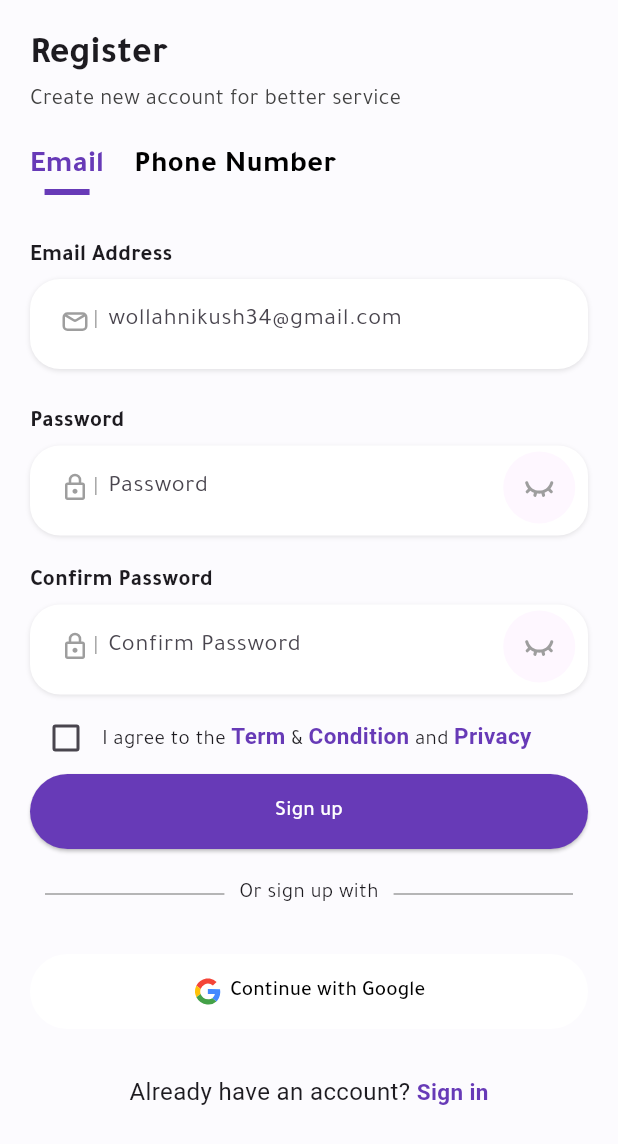
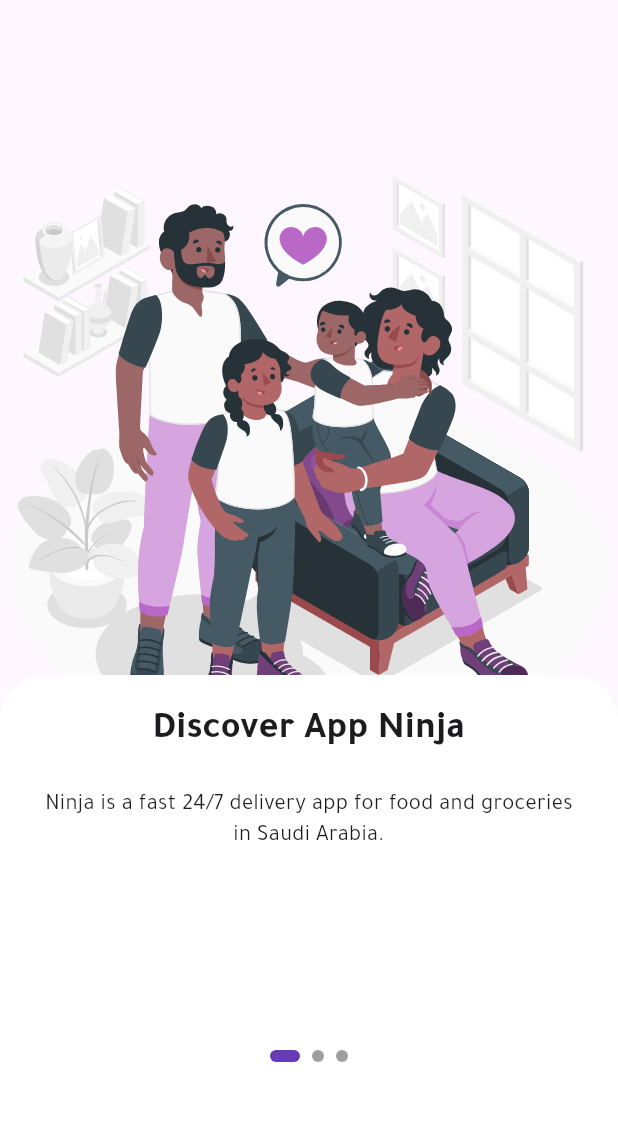
Before and after one commit to sajjadleith/dummy-project, a Flutter app: the screen it shows after launch, on a phone screen of 412 x 824 dp. Shown: the top 1144 px of the screen. Run offline on Flutter 3.47's test engine with Material 3 defaults, Android fonts, the light colour scheme and no system bars; our stand-ins replace flutter_svg, shared_preferences.

Commit message:
making onBoarding

```diff
--- /dev/null
+++ b/devtools_options.yaml
@@ -0,0 +1,3 @@
+description: This file stores settings for Dart & Flutter DevTools.
+documentation: https://docs.flutter.dev/tools/devtools/extensions#configure-extension-enablement-states
+extensions:
--- a/lib/core/app-constain.dart
+++ b/lib/core/app-constain.dart
@@ -6,7 +6,13 @@
   static String env4 = "assests/images/env4.jpeg";
   static String env5 = "assests/images/env5.jpg";
   static List imgs = [env1, env2, env3, env4, env5];
-  static List quotes = ["Hello Ali Sabbar sldjfldsjflj", "What's good brother dsfsjfljsdf", "Something to say weeeeeeeeeeeeeeee", "How long please to send this message", "Finally finished the quote wooooo yeaaaaah"];
+  static List quotes = [
+    "Hello Ali Sabbar sldjfldsjflj",
+    "What's good brother dsfsjfljsdf",
+    "Something to say weeeeeeeeeeeeeeee",
+    "How long please to send this message",
+    "Finally finished the quote wooooo yeaaaaah",
+  ];
   static String play = "assests/images/play.svg";
   static String home = "assests/images/home.svg";
   static String cal = "assests/images/calender.svg";
@@ -28,4 +34,7 @@
   static String lock = "assests/images/lock.svg";
   static String google = "assests/images/google.svg";
   static String dontShow = "assests/images/dontShow.svg";
+  static String onbording1 = "assests/images/onbording_img.svg";
+  static String onbording2 = "assests/images/onbording_img2.svg";
+  static String onbording3 = "assests/images/onbording_img3.svg";
 }
--- a/lib/main.dart
+++ b/lib/main.dart
@@ -2,9 +2,11 @@
 import 'package:music_app/screens/chat_screen.dart';
 import 'package:music_app/screens/dummy_screen.dart';
 import 'package:music_app/screens/home_screen.dart';
+import 'package:music_app/screens/onbording_screen.dart';
 import 'package:music_app/screens/register_screen.dart';
 import 'package:music_app/screens/profile_screen.dart';
 import 'core/widgets/custom_navBar.dart';
+import 'package:shared_preferences/shared_preferences.dart';
 
 void main() {
   runApp(const MyApp());
@@ -19,7 +21,12 @@
 
 class _MyAppState extends State<MyApp> {
   // This widget is the root of your application.
-  List<Widget> screens = [HomeScreen(), DummyScreen(), ChatScreen(), ProfileScreen()];
+  List<Widget> screens = [
+    HomeScreen(),
+    DummyScreen(),
+    ChatScreen(),
+    ProfileScreen(),
+  ];
   int currentIndex = 0;
   onChange(int index) {
     setState(() {
@@ -44,7 +51,8 @@
       //     onChange: onChange,
       //   ),
       // ),
-      home: RegisterScreen(),
+      // home: RegisterScreen(),
+      home: OnbordingScreen(),
     );
   }
 }
--- /dev/null
+++ b/lib/models/gros_model.dart
@@ -0,0 +1,7 @@
+class GrosModel {
+  final String image;
+  final String title;
+  final String desc;
+
+  GrosModel({required this.image, required this.title, required this.desc});
+}
--- a/lib/screens/login_screen.dart
+++ b/lib/screens/login_screen.dart
@@ -1,5 +1,6 @@
 import 'package:flutter/gestures.dart';
 import 'package:flutter/material.dart';
+import 'package:music_app/screens/register_screen.dart';
 import '../core/widgets/custome_email.dart';
 import '../core/widgets/cutome_button.dart';
 import '../core/widgets/cutome_button_google.dart';
@@ -36,12 +37,22 @@
   }
 
   @override
+  void dispose() {
+    // TODO: implement dispose
+    emailController.dispose();
+    phoneController.dispose();
+    passwordController.dispose();
+    super.dispose();
+  }
+
+  @override
   Widget build(BuildContext context) {
+    final w = MediaQuery.sizeOf(context).width;
     return Scaffold(
       backgroundColor: Color(0xffFCFBFE),
       body: SafeArea(
         child: SizedBox(
-          width: MediaQuery.sizeOf(context).width,
+          width: w,
           height: MediaQuery.sizeOf(context).height,
           child: SingleChildScrollView(
             padding: EdgeInsets.symmetric(horizontal: 20),
@@ -219,7 +230,12 @@
                             style: _textStyle(),
                             recognizer: TapGestureRecognizer()
                               ..onTap = () {
-                                Navigator.pop(context);
+                                Navigator.push(
+                                  context,
+                                  MaterialPageRoute(
+                                    builder: (context) => RegisterScreen(),
+                                  ),
+                                );
                               },
                           ),
                         ],
--- /dev/null
+++ b/lib/screens/onbording_screen.dart
@@ -0,0 +1,173 @@
+import 'package:flutter/material.dart';
+import 'package:flutter_svg/svg.dart';
+import 'package:music_app/core/app-constain.dart';
+import 'package:music_app/core/widgets/cutome_button.dart';
+import 'package:music_app/models/gros_model.dart';
+import 'package:music_app/screens/login_screen.dart';
+import 'package:shared_preferences/shared_preferences.dart';
+
+class OnbordingScreen extends StatefulWidget {
+  OnbordingScreen({Key? key}) : super(key: key);
+
+  @override
+  _OnbordingScreenState createState() => _OnbordingScreenState();
+}
+
+class _OnbordingScreenState extends State<OnbordingScreen> {
+  final PageController _pageController = PageController();
+
+  List<GrosModel> data = [
+    GrosModel(
+      image: AppConstain.onbording1,
+      title: "Discover App Ninja",
+      desc:
+          "Ninja is a fast 24/7 delivery app for food and groceries in Saudi Arabia.",
+    ),
+    GrosModel(
+      image: AppConstain.onbording2,
+      title: "Fast Delivery, Anytime",
+      desc:
+          "Get groceries, meals, and essentials delivered to your door-24/7, in under 30 minutes",
+    ),
+    GrosModel(
+      image: AppConstain.onbording3,
+      title: "All You Need, One app",
+      desc:
+          "From fresh food to daily must-have Ninja brings everything to you-quickly and reliably",
+    ),
+  ];
+
+  int _currentPage = 0;
+
+  @override
+  void dispose() {
+    // TODO: implement dispose
+    _pageController.dispose();
+    super.dispose();
+  }
+
+  @override
+  Widget build(BuildContext context) {
+    final width = MediaQuery.sizeOf(context).width;
+    final height = MediaQuery.sizeOf(context).height;
+
+    return Scaffold(
+      body: Column(
+        mainAxisAlignment: MainAxisAlignment.start,
+        crossAxisAlignment: CrossAxisAlignment.center,
+        children: [
+          Stack(
+            children: [
+              Container(width: width, height: height),
+              Container(
+                width: width,
+                height: 600,
+                child: SvgPicture.asset(data[_currentPage].image),
+              ),
+              Positioned(
+                top: 450,
+                child: Container(
+                  width: width,
+                  height: height,
+                  decoration: BoxDecoration(
+                    color: Colors.white,
+                    borderRadius: BorderRadius.only(
+                      topLeft: Radius.circular(30),
+                      topRight: Radius.circular(30),
+                    ),
+                  ),
+                  child: Column(
+                    mainAxisAlignment: MainAxisAlignment.start,
+                    crossAxisAlignment: CrossAxisAlignment.center,
+                    children: [
+                      Container(
+                        width: width,
+                        height: 250,
+                        child: PageView.builder(
+                          onPageChanged: (index) {
+                            _currentPage = index;
+                            setState(() {});
+                          },
+                          itemBuilder: (context, index) {
+                            return Column(
+                              mainAxisAlignment: MainAxisAlignment.start,
+                              crossAxisAlignment: CrossAxisAlignment.center,
+                              children: [
+                                Padding(
+                                  padding: const EdgeInsets.symmetric(
+                                    vertical: 20,
+                                  ),
+                                  child: Text(
+                                    textAlign: TextAlign.center,
+                                    data[index].title,
+                                    style: TextStyle(
+                                      fontSize: 25,
+                                      fontWeight: FontWeight.bold,
+                                    ),
+                                  ),
+                                ),
+                                Padding(
+                                  padding: const EdgeInsets.symmetric(
+                                    horizontal: 30,
+                                  ),
+                                  child: Text(
+                                    textAlign: TextAlign.center,
+                                    data[index].desc,
+                                    style: TextStyle(fontSize: 15),
+                                  ),
+                                ),
+                              ],
+                            );
+                          },
+                        ),
+                      ),
+                      Row(
+                        mainAxisAlignment: MainAxisAlignment.center,
+                        children: List.generate(data.length, (index) {
+                          return AnimatedContainer(
+                            margin: EdgeInsets.symmetric(horizontal: 4),
+                            duration: Duration(milliseconds: 300),
+                            width: _currentPage == index ? 20 : 8,
+                            height: 8,
+                            decoration: BoxDecoration(
+                              color: _currentPage == index
+                                  ? Colors.deepPurple
+                                  : Colors.grey,
+                              borderRadius: BorderRadius.circular(10),
+                            ),
+                          );
+                        }),
+                      ),
+                      const SizedBox(height: 20),
+                      if (_currentPage == data.length - 1)
+                        SizedBox(
+                          width: 150,
+                          height: 50,
+                          child: ElevatedButton(
+                            onPressed: () {
+                              Navigator.push(
+                                context,
+                                MaterialPageRoute(
+                                  builder: (context) => LoginScreen(),
+                                ),
+                              );
+                            },
+                            style: ElevatedButton.styleFrom(
+                              minimumSize: const Size(400, 50),
+                              backgroundColor: Colors.deepPurple,
+                              foregroundColor: Colors.white,
+                            ),
+                            child: Text("Get Started"),
+                          ),
+                        ),
+                    ],
+                  ),
+                ),
+              ),
+            ],
+          ),
+        ],
+      ),
+    );
+  }
+}
--- a/lib/screens/register_screen.dart
+++ b/lib/screens/register_screen.dart
@@ -36,6 +36,16 @@
       fontWeight: FontWeight.bold,
       fontSize: 15,
     );
+  }
+
+  @override
+  void dispose() {
+    // TODO: implement dispose
+    emailController.dispose();
+    phoneController.dispose();
+    passwordController.dispose();
+    confirmPasswordController.dispose();
+    super.dispose();
   }
 
   @override
@@ -173,13 +183,12 @@
                       if (value != passwordController.text) {
                         return "Passwords do not match";
                       }
+                      return null;
                     },
                   ),
                   SizedBox(height: 5),
                   // Term & Condition and Privacy
-                  Container(
-                    // width: MediaQuery.sizeOf(context).width,
-                    child: Row(
+                  Row(
                     mainAxisAlignment: MainAxisAlignment.center,
                     crossAxisAlignment: CrossAxisAlignment.center,
                     children: [
@@ -202,10 +211,7 @@
                               TextSpan(text: "I agree to the "),
                               TextSpan(text: "Term", style: _textStyle()),
                               TextSpan(text: " & "),
-                                TextSpan(
-                                  text: "Condition",
-                                  style: _textStyle(),
-                                ),
+                              TextSpan(text: "Condition", style: _textStyle()),
                               TextSpan(text: " and "),
                               TextSpan(
                                 text: "Privacy",
@@ -219,7 +225,6 @@
                       ),
                       SizedBox(height: 10),
                     ],
-                    ),
                   ),
                   CButton(
                     title: 'Sign up',
--- a/pubspec.yaml
+++ b/pubspec.yaml
@@ -35,6 +35,7 @@
   # Use with the CupertinoIcons class for iOS style icons.
   cupertino_icons: ^1.0.8
   flutter_svg: ^2.2.1
+  shared_preferences: ^2.5.3
 
 dev_dependencies:
   flutter_test:
```
Also changed, not shown: assests/images/onbording_img.svg (added), assests/images/onbording_img2.svg (added), assests/images/onbording_img3.svg (added), pubspec.lock, 6 other files. Lines whose indentation alone changed are shown as unchanged.
